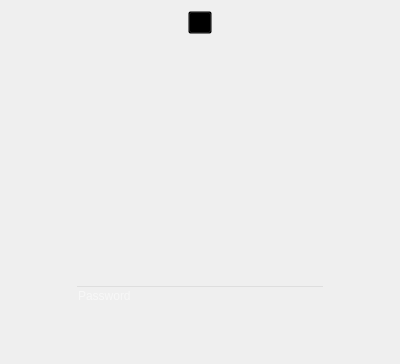
Above: UI/badger_ubuntu_22_04.ui from textbrowser/badger before the change. Below: the same form after it.
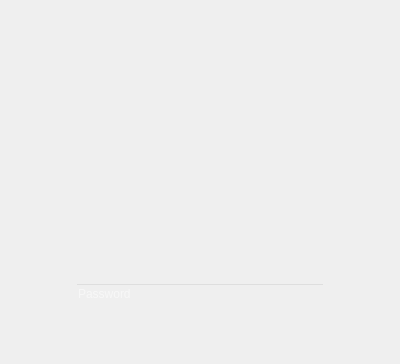
That is the form after the change.

The edit to the form file:
```diff
--- a/UI/badger_ubuntu_22_04.ui
+++ b/UI/badger_ubuntu_22_04.ui
@@ -32,7 +32,7 @@
      <item>
       <widget class="QToolButton" name="clock">
        <property name="styleSheet">
-        <string notr="true">QWidget {background: transparent; color: white;}</string>
+        <string notr="true">QWidget {background: transparent; border: 0px; color: white;}</string>
        </property>
       </widget>
      </item>
```
